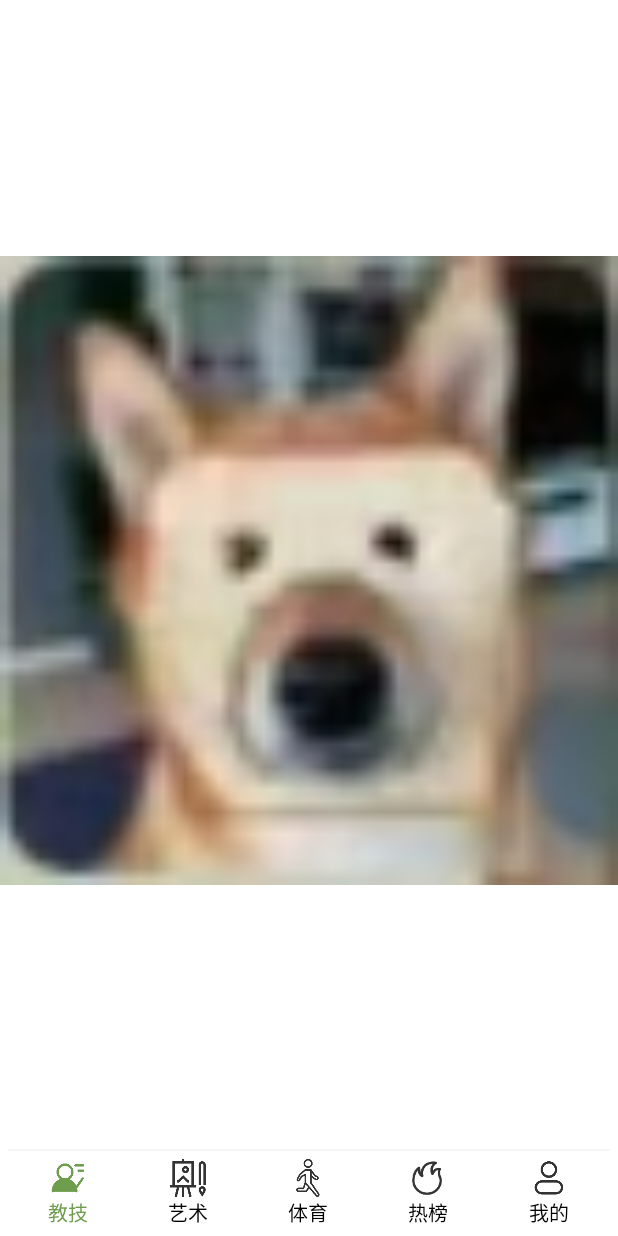
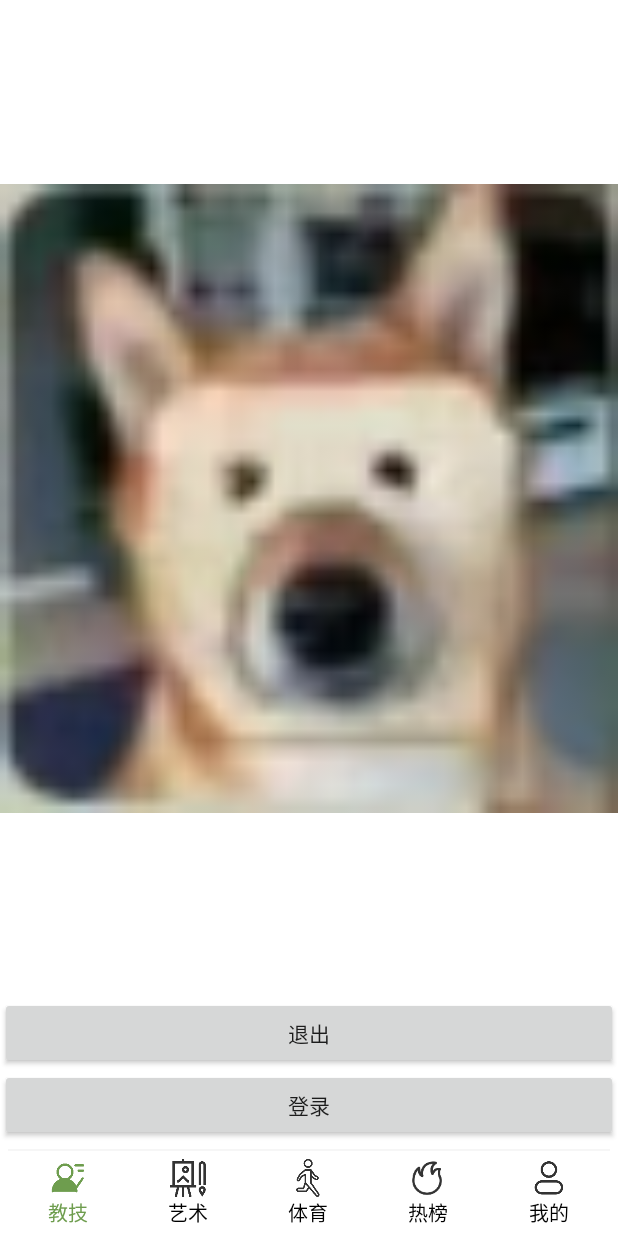
Before and after one commit to debery/TenMinutes, an Android app: the fragment UserTabFragment placed in its activity, on a phone screen of 412 x 824 dp. Run offline under Robolectric (Android 15) with nearby library versions, the phone set to English and light mode, and no system bars; pictures from the network do not load.

Commit message:
实现帖子回复功能（粗略）、登录功能（无法登出（目前））

```diff
--- a/app/src/main/AndroidManifest.xml
+++ b/app/src/main/AndroidManifest.xml
@@ -20,6 +20,9 @@
         android:networkSecurityConfig="@xml/network_config">
         <activity
             android:name="com.example.tenminutestest.ui.other.SearchActivity"
+            android:exported="true" />
+        <activity
+            android:name="com.example.tenminutestest.ui.other.postdetail.DetailsOfPostActivity"
             android:exported="true" />
         <activity
             android:name="com.example.tenminutestest.ui.other.AddPostActivity"
--- a/app/src/main/java/com/example/tenminutestest/BaseActivity.kt
+++ b/app/src/main/java/com/example/tenminutestest/BaseActivity.kt
@@ -1,5 +1,6 @@
 package com.example.tenminutestest
 
+import android.app.Activity
 import android.os.Bundle
 import android.util.Log
 import androidx.appcompat.app.AppCompatActivity
@@ -10,14 +11,35 @@ import android.view.View
 
 open class BaseActivity:AppCompatActivity() {
 
+    private val activities=ArrayList<Activity>()
+
     override fun onCreate(savedInstanceState: Bundle?) {
         super.onCreate(savedInstanceState)
-        Log.d("In which Activity", javaClass.simpleName)
+        Log.d("In which Activity", javaClass.simpleName)  //知晓当前是哪个activity
+
+
         // 设置状态栏和状态栏文字颜色(6.0)
         // 设置状态栏和状态栏文字颜色(6.0)
         supportActionBar?.hide()
         if (Build.VERSION.SDK_INT >= Build.VERSION_CODES.M) {
             window.decorView.setSystemUiVisibility(View.SYSTEM_UI_FLAG_LIGHT_STATUS_BAR);
         }
+
+        activityAdd(this)//打开每一个activity的时候都执行让它加入activities的操作
+    }
+
+    private fun activityAdd(activity: Activity){
+        activities.add(activity)
+    }
+
+    fun activityRemove(activity: Activity){
+        activities.remove(activity)
+    }
+
+    fun activitiesFinish(){
+        for(activity in activities){
+            activity.finish()
+            activities.remove(activity)
+        }
     }
 }
--- a/app/src/main/java/com/example/tenminutestest/ui/main/MainActivity.kt
+++ b/app/src/main/java/com/example/tenminutestest/ui/main/MainActivity.kt
@@ -1,6 +1,7 @@
 package com.example.tenminutestest.ui.main
 
 
+import android.content.Intent
 import android.graphics.Color
 import android.os.Bundle
 import android.view.*
@@ -9,7 +10,12 @@ import androidx.fragment.app.Fragment
 import androidx.fragment.app.FragmentTransaction
 import com.example.tenminutestest.BaseActivity
 import com.example.tenminutestest.R
+import com.example.tenminutestest.User_IO
+import com.example.tenminutestest.logic.RequestInRun
 import com.example.tenminutestest.ui.main.fragment.*
+import com.example.tenminutestest.ui.other.log.LogActivity
+import java.io.File
+import java.io.FileInputStream
 
 
 class MainActivity : BaseActivity() {
@@ -24,15 +30,19 @@ class MainActivity : BaseActivity() {
         super.onCreate(savedInstanceState)
         setContentView(R.layout.activity_main)
 
+        //移除出一键全部退出的activities列表
+        activityRemove(this)
+
+        //获取文件读写权限
+        RequestInRun().verifyStoragePermissions(this)
         //跳转到登录界面
-
-//        java.lang.NullPointerException:Attempt to invoke virtual method 'void java.io.FileInputStream.close()'
-//              on a null object reference
-
-//        if(User_IO.get_userinfos(this)==null){
-//            val intent= Intent(this,LogActivity::class.java)
-//            startActivity(intent)
-//        }
+        if(User_IO.get_userinfos(this)==null){
+            val intent= Intent(this, LogActivity::class.java)
+            startActivity(intent)
+        }
+        else{
+            System.out.println("error")
+        }
 
 
         //初始化布局，将fragment创建，add并hide
--- a/app/src/main/java/com/example/tenminutestest/ui/main/fragment/TeachTabFragment.kt
+++ b/app/src/main/java/com/example/tenminutestest/ui/main/fragment/TeachTabFragment.kt
@@ -59,14 +59,10 @@ class TeachTabFragment: Fragment() {
 
     private fun initPostData(){
 
-        replyList.add(Comment(100001,"波神",R.drawable.xing_bo_head,"tql",1))
-        replyList.add(Comment(100002,"陈皇",R.drawable.chen,"qs",2))
-        replyList.add(Comment(100001,"波神",R.drawable.xing_bo_head,"tql",1))
-        replyList.add(Comment(100002,"陈皇",R.drawable.chen,"qs",2))
         postList.add(
             Post(100000001,"区神",
             R.drawable.little_dog,"无敌","无敌",
-            R.drawable.ou_he_ming,commentList = replyList)
+            R.drawable.ou_he_ming)
         )
         postList.add(Post(100000002,"boShen", R.drawable.xing_bo_head,"确实","qs"))
         postList.add(
--- a/app/src/main/java/com/example/tenminutestest/ui/main/fragment/UserTabFragment.kt
+++ b/app/src/main/java/com/example/tenminutestest/ui/main/fragment/UserTabFragment.kt
@@ -1,11 +1,19 @@
 package com.example.tenminutestest.ui.main.fragment
 
+import android.content.Intent
 import android.os.Bundle
 import android.view.LayoutInflater
 import android.view.View
 import android.view.ViewGroup
+import android.widget.Button
+import android.widget.Toast
 import androidx.fragment.app.Fragment
 import com.example.tenminutestest.R
+import com.example.tenminutestest.User_IO
+import com.example.tenminutestest.ui.main.MainActivity
+import com.example.tenminutestest.ui.other.log.DeleteFile
+import com.example.tenminutestest.ui.other.log.LogActivity
+import java.io.File
 
 class UserTabFragment:Fragment() {
     override fun onCreateView(
@@ -16,4 +24,16 @@ class UserTabFragment:Fragment() {
         return inflater.inflate(R.layout.fragment_mine,container,false)
     }
 
+    override fun onActivityCreated(savedInstanceState: Bundle?) {
+        super.onActivityCreated(savedInstanceState)
+        val btn:Button?=view?.findViewById(R.id.exit)
+        btn?.setOnClickListener {
+            DeleteFile().delete()
+        }
+        val btn2:Button?=view?.findViewById(R.id.login)
+        btn2?.setOnClickListener {
+            val intent= Intent(activity,LogActivity::class.java)
+            startActivity(intent)
+        }
+    }
 }
--- a/app/src/main/res/layout/fragment_mine.xml
+++ b/app/src/main/res/layout/fragment_mine.xml
@@ -1,12 +1,25 @@
 <?xml version="1.0" encoding="utf-8"?>
-<androidx.constraintlayout.widget.ConstraintLayout xmlns:android="http://schemas.android.com/apk/res/android"
+<LinearLayout xmlns:android="http://schemas.android.com/apk/res/android"
     android:layout_width="match_parent"
-    android:layout_height="match_parent">
+    android:layout_height="match_parent"
+    android:orientation="vertical">
 
 
     <ImageView
         android:layout_width="match_parent"
-        android:layout_height="match_parent"
+        android:layout_height="0dp"
+        android:layout_weight="1"
         android:src="@drawable/little_dog"/>
+    <Button
+        android:id="@+id/exit"
+        android:layout_width="match_parent"
+        android:layout_height="wrap_content"
+        android:text="退出"/>
+    <Button
+        android:id="@+id/login"
+        android:layout_width="match_parent"
+        android:layout_height="wrap_content"
+        android:text="登录"/>
 
-</androidx.constraintlayout.widget.ConstraintLayout>
+
+</LinearLayout>
--- a/app/src/main/res/layout/item_reply.xml
+++ b/app/src/main/res/layout/item_reply.xml
@@ -26,7 +26,7 @@
                 android:layout_height="wrap_content"
                 android:text="nickName"/>
             <TextView
-                android:id="@+id/ReplyTime"
+                android:id="@+id/replyTime"
                 android:layout_marginStart="15dp"
                 android:layout_width="wrap_content"
                 android:layout_height="wrap_content"
```
Also changed, not shown: app/src/main/java/com/example/tenminutestest/User_IO.java (+1 -7 lines), app/src/main/java/com/example/tenminutestest/logic/model/Comment.kt (+5 -2 lines), app/src/main/java/com/example/tenminutestest/logic/network/CommentService.kt (+13 -5 lines), app/src/main/java/com/example/tenminutestest/ui/other/AddPostActivity.kt (+9 -1 lines), app/src/main/java/com/example/tenminutestest/ui/other/log/DeleteFile.kt (added, +16 -0 lines), app/src/main/java/com/example/tenminutestest/ui/other/log/LogActivity.java (+1 -6 lines), app/src/main/java/com/example/tenminutestest/ui/other/postdetail/CommentAdapter.kt (+6 -3 lines), app/src/main/java/com/example/tenminutestest/ui/other/postdetail/DetailsOfPostActivity.kt (+64 -12 lines).
